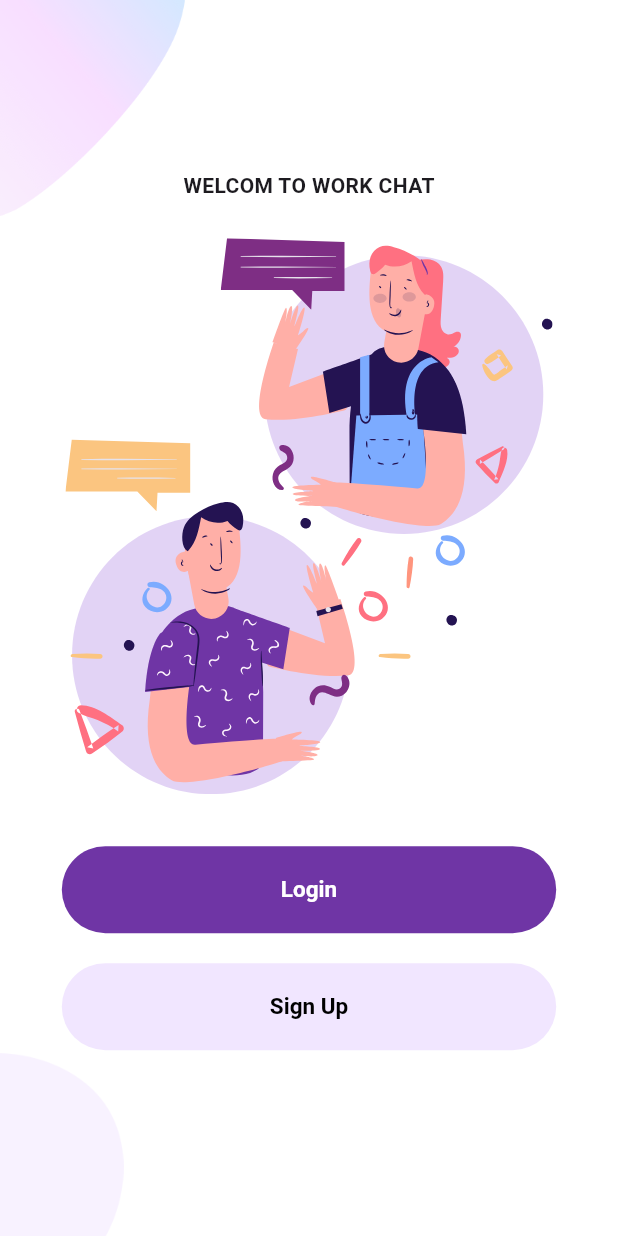
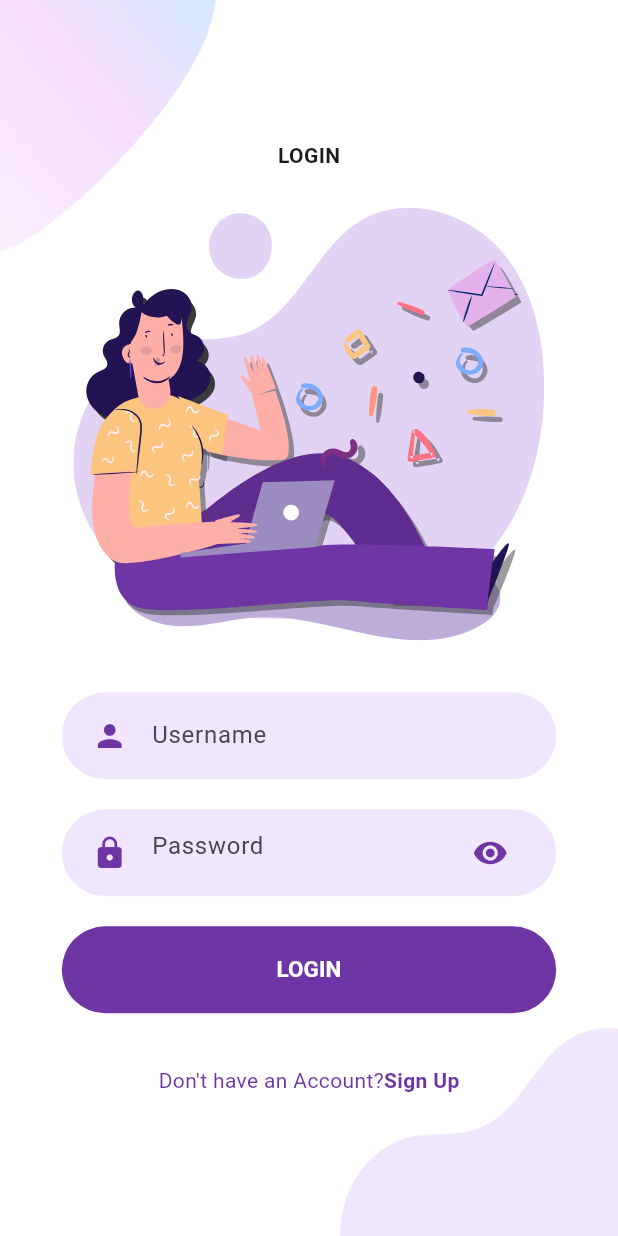
Before and after one commit to VNKaiSer/auth-appwrite-flutter, a Flutter app: the screen it shows after launch, after a tap on "Login", on a phone screen of 412 x 824 dp. Run offline on Flutter 3.47's test engine with Material 3 defaults, Android fonts, the phone set to English and light mode, and no system bars; our stand-ins replace flutter_svg.

Commit message:
login  screen

```diff
--- /dev/null
+++ b/lib/components/already_have_account_check.dart
@@ -0,0 +1,32 @@
+import 'package:chat_app/constants.dart';
+import 'package:flutter/material.dart';
+
+class AlredyHaveAccountCheck extends StatelessWidget {
+  final bool login;
+  final VoidCallback press;
+  const AlredyHaveAccountCheck({
+    super.key,
+    required this.login,
+    required this.press,
+  });
+
+  @override
+  Widget build(BuildContext context) {
+    return Row(
+      mainAxisAlignment: MainAxisAlignment.center,
+      children: <Widget>[
+        Text(
+          login ? "Don't have an Account?" : "Already have an Account ? ",
+          style: TextStyle(color: kPrimaryColor),
+        ),
+        GestureDetector(
+          onTap: () {},
+          child: Text(
+            login ? "Sign Up" : "Sign In",
+            style: TextStyle(color: kPrimaryColor, fontWeight: FontWeight.bold),
+          ),
+        )
+      ],
+    );
+  }
+}
--- /dev/null
+++ b/lib/components/rounded_input_field.dart
@@ -0,0 +1,31 @@
+import 'package:chat_app/components/text_field_container.dart';
+import 'package:chat_app/constants.dart';
+import 'package:flutter/material.dart';
+
+class RoundedInputField extends StatelessWidget {
+  final String text;
+  final IconData icon;
+  final ValueChanged<String> onChanged;
+  const RoundedInputField({
+    super.key,
+    required this.text,
+    required this.icon,
+    required this.onChanged,
+  });
+
+  @override
+  Widget build(BuildContext context) {
+    return TextFieldContainer(
+      child: TextField(
+        onChanged: onChanged,
+        decoration: InputDecoration(
+            hintText: text,
+            icon: Icon(
+              icon,
+              color: kPrimaryColor,
+            ),
+            border: InputBorder.none),
+      ),
+    );
+  }
+}
--- /dev/null
+++ b/lib/components/rounded_password_field.dart
@@ -0,0 +1,28 @@
+import 'package:chat_app/components/text_field_container.dart';
+import 'package:chat_app/constants.dart';
+import 'package:flutter/material.dart';
+
+class RoundedPasswordField extends StatelessWidget {
+  final ValueChanged<String> onChanged;
+  const RoundedPasswordField({
+    super.key,
+    required this.onChanged,
+  });
+
+  @override
+  Widget build(BuildContext context) {
+    return TextFieldContainer(
+        child: TextField(
+      onChanged: onChanged,
+      obscureText: true,
+      decoration: InputDecoration(
+          hintText: "Password",
+          icon: Icon(
+            Icons.lock,
+            color: kPrimaryColor,
+          ),
+          border: InputBorder.none,
+          suffixIcon: Icon(Icons.visibility, color: kPrimaryColor)),
+    ));
+  }
+}
--- /dev/null
+++ b/lib/components/text_field_container.dart
@@ -0,0 +1,23 @@
+import 'package:chat_app/constants.dart';
+import 'package:flutter/material.dart';
+
+class TextFieldContainer extends StatelessWidget {
+  final Widget child;
+  const TextFieldContainer({
+    super.key,
+    required this.child,
+  });
+
+  @override
+  Widget build(BuildContext context) {
+    Size size = MediaQuery.of(context).size;
+    return Container(
+      margin: EdgeInsets.symmetric(vertical: 10),
+      width: size.width * 0.8,
+      padding: EdgeInsets.symmetric(horizontal: 20, vertical: 5),
+      decoration: BoxDecoration(
+          color: kPrimaryLightColor, borderRadius: BorderRadius.circular(29)),
+      child: child,
+    );
+  }
+}
--- a/lib/main.dart
+++ b/lib/main.dart
@@ -17,7 +17,7 @@ class MyApp extends StatelessWidget {
       title: 'Flutter Demo',
       theme: ThemeData(
           primaryColor: kPrimaryColor, scaffoldBackgroundColor: Colors.white),
-      home: WelcomeScreen(),
+      home: const WelcomeScreen(),
     );
   }
 }
--- /dev/null
+++ b/lib/screens/login/components/background.dart
@@ -0,0 +1,37 @@
+import 'package:flutter/material.dart';
+
+class Background extends StatelessWidget {
+  final Widget child;
+  const Background({super.key, required this.child});
+
+  @override
+  Widget build(BuildContext context) {
+    Size size = MediaQuery.of(context).size;
+    return Container(
+      height: size.height,
+      width: double.infinity,
+      child: Stack(
+        alignment: Alignment.center,
+        children: <Widget>[
+          Positioned(
+            top: 0,
+            left: 0,
+            child: Image.asset(
+              "assets/images/main_top.png",
+              width: size.width * 0.35,
+            ),
+          ),
+          Positioned(
+            bottom: 0,
+            right: 0,
+            child: Image.asset(
+              "assets/images/login_bottom.png",
+              width: size.width * 0.45,
+            ),
+          ),
+          child
+        ],
+      ),
+    );
+  }
+}
--- /dev/null
+++ b/lib/screens/login/components/body.dart
@@ -0,0 +1,42 @@
+import 'package:chat_app/components/already_have_account_check.dart';
+import 'package:chat_app/components/rounded_button.dart';
+import 'package:chat_app/components/rounded_input_field.dart';
+import 'package:chat_app/components/rounded_password_field.dart';
+import 'package:chat_app/screens/login/components/background.dart';
+import 'package:flutter/material.dart';
+import 'package:flutter_svg/svg.dart';
+
+class Body extends StatelessWidget {
+  const Body({
+    super.key,
+  });
+
+  @override
+  Widget build(BuildContext context) {
+    Size size = MediaQuery.of(context).size;
+    return Background(
+      child: Column(
+        mainAxisAlignment: MainAxisAlignment.center,
+        children: <Widget>[
+          Text(
+            "LOGIN",
+            style: TextStyle(fontWeight: FontWeight.bold),
+          ),
+          SizedBox(height: size.height * 0.03),
+          SvgPicture.asset("assets/icons/login.svg",
+              height: size.height * 0.35),
+          SizedBox(height: size.height * 0.03),
+          RoundedInputField(
+              text: "Username", icon: Icons.person, onChanged: (value) {}),
+          RoundedPasswordField(onChanged: (value) {}),
+          RoundedButton(press: () {}, text: "LOGIN"),
+          SizedBox(height: size.height * 0.03),
+          AlredyHaveAccountCheck(
+            login: true,
+            press: () {},
+          )
+        ],
+      ),
+    );
+  }
+}
--- /dev/null
+++ b/lib/screens/login/login_screen.dart
@@ -0,0 +1,14 @@
+import 'package:chat_app/screens/login/components/body.dart';
+import 'package:flutter/material.dart';
+
+class LoginScreen extends StatelessWidget {
+  const LoginScreen({super.key});
+
+  @override
+  Widget build(BuildContext context) {
+    Size size = MediaQuery.of(context).size;
+    return Scaffold(
+      body: Body(),
+    );
+  }
+}
--- a/lib/screens/welcome/components/body.dart
+++ b/lib/screens/welcome/components/body.dart
@@ -1,5 +1,6 @@
 import 'package:chat_app/components/rounded_button.dart';
 import 'package:chat_app/constants.dart';
+import 'package:chat_app/screens/login/login_screen.dart';
 import 'package:chat_app/screens/welcome/components/background.dart';
 import 'package:flutter/material.dart';
 import 'package:flutter_svg/svg.dart';
@@ -10,6 +11,7 @@ class Body extends StatelessWidget {
   Widget build(BuildContext context) {
     Size size = MediaQuery.of(context).size;
     return Background(
+      child: SingleChildScrollView(
         child: Column(
           mainAxisAlignment: MainAxisAlignment.center,
           children: <Widget>[
@@ -25,7 +27,11 @@ class Body extends StatelessWidget {
             SizedBox(height: size.height * 0.03),
             RoundedButton(
               text: "Login",
-            press: () {},
+              press: () {
+                Navigator.push(context, MaterialPageRoute(builder: (context) {
+                  return const LoginScreen();
+                }));
+              },
             ),
             RoundedButton(
               text: "Sign Up",
@@ -35,6 +41,7 @@ class Body extends StatelessWidget {
             )
           ],
         ),
+      ),
     );
   }
 }
```
Lines whose indentation alone changed are shown as unchanged.
